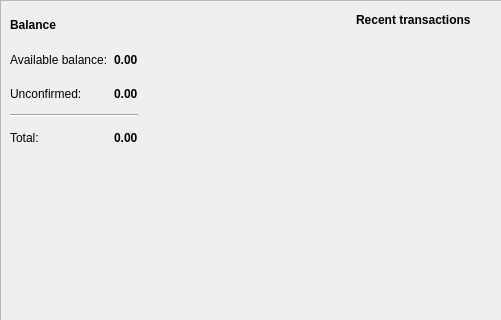
pluracoin/pluracoin-gui-wallet, file src/gui/ui/overviewframe.ui: the form before one commit; both pictures show x 0 to 501 and y 0 to 320 of the 980 by 590 pixel window.
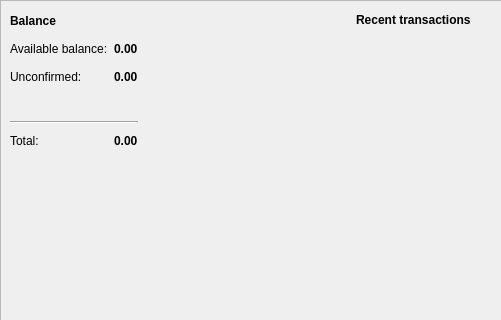
The form after the commit.

The edit to the form file:
```diff
--- a/src/gui/ui/overviewframe.ui
+++ b/src/gui/ui/overviewframe.ui
@@ -62,41 +62,15 @@
       <enum>QFrame::Raised</enum>
      </property>
      <layout class="QGridLayout" name="gridLayout_2">
-      <item row="4" column="1">
-       <widget class="QLabel" name="m_totalBalanceLabel">
-        <property name="font">
-         <font>
-          <weight>75</weight>
-          <bold>true</bold>
-         </font>
-        </property>
+      <item row="4" column="2">
+       <widget class="QLabel" name="m_tickerLabel4">
         <property name="text">
-         <string notr="true">0.00</string>
+         <string/>
         </property>
        </widget>
       </item>
-      <item row="1" column="1">
-       <widget class="QLabel" name="m_actualBalanceLabel">
-        <property name="font">
-         <font>
-          <weight>75</weight>
-          <bold>true</bold>
-         </font>
-        </property>
-        <property name="text">
-         <string notr="true">0.00</string>
-        </property>
-       </widget>
-      </item>
-      <item row="4" column="0">
-       <widget class="QLabel" name="label_6">
-        <property name="text">
-         <string>Total:</string>
-        </property>
-       </widget>
-      </item>
-      <item row="1" column="2">
-       <widget class="QLabel" name="m_tickerLabel1">
+      <item row="6" column="2">
+       <widget class="QLabel" name="m_tickerLabel3">
         <property name="text">
          <string notr="true"/>
         </property>
@@ -115,29 +89,22 @@
         </property>
        </widget>
       </item>
-      <item row="2" column="0">
+      <item row="3" column="0">
        <widget class="QLabel" name="label_4">
         <property name="text">
          <string>Unconfirmed:</string>
         </property>
        </widget>
       </item>
-      <item row="1" column="0">
-       <widget class="QLabel" name="label_2">
+      <item row="1" column="2">
+       <widget class="QLabel" name="m_tickerLabel1">
         <property name="text">
-         <string>Available balance:</string>
+         <string notr="true"/>
         </property>
        </widget>
       </item>
-      <item row="3" column="0" colspan="2">
-       <widget class="Line" name="line">
-        <property name="orientation">
-         <enum>Qt::Horizontal</enum>
-        </property>
-       </widget>
-      </item>
-      <item row="2" column="1">
-       <widget class="QLabel" name="m_pendingBalanceLabel">
+      <item row="1" column="1">
+       <widget class="QLabel" name="m_actualBalanceLabel">
         <property name="font">
          <font>
           <weight>75</weight>
@@ -149,21 +116,7 @@
         </property>
        </widget>
       </item>
-      <item row="4" column="2">
-       <widget class="QLabel" name="m_tickerLabel3">
-        <property name="text">
-         <string notr="true"/>
-        </property>
-       </widget>
-      </item>
-      <item row="2" column="2">
-       <widget class="QLabel" name="m_tickerLabel2">
-        <property name="text">
-         <string notr="true"/>
-        </property>
-       </widget>
-      </item>
-      <item row="2" column="3">
+      <item row="3" column="3">
        <spacer name="horizontalSpacer_2">
         <property name="orientation">
          <enum>Qt::Horizontal</enum>
@@ -176,6 +129,60 @@
         </property>
        </spacer>
       </item>
+      <item row="3" column="1">
+       <widget class="QLabel" name="m_pendingBalanceLabel">
+        <property name="font">
+         <font>
+          <weight>75</weight>
+          <bold>true</bold>
+         </font>
+        </property>
+        <property name="text">
+         <string notr="true">0.00</string>
+        </property>
+       </widget>
+      </item>
+      <item row="3" column="2">
+       <widget class="QLabel" name="m_tickerLabel2">
+        <property name="text">
+         <string notr="true"/>
+        </property>
+       </widget>
+      </item>
+      <item row="1" column="0">
+       <widget class="QLabel" name="label_2">
+        <property name="text">
+         <string>Available balance:</string>
+        </property>
+       </widget>
+      </item>
+      <item row="6" column="1">
+       <widget class="QLabel" name="m_totalBalanceLabel">
+        <property name="font">
+         <font>
+          <weight>75</weight>
+          <bold>true</bold>
+         </font>
+        </property>
+        <property name="text">
+         <string notr="true">0.00</string>
+        </property>
+       </widget>
+      </item>
+      <item row="6" column="0">
+       <widget class="QLabel" name="label_6">
+        <property name="text">
+         <string>Total:</string>
+        </property>
+       </widget>
+      </item>
+      <item row="5" column="0" colspan="2">
+       <widget class="Line" name="line">
+        <property name="orientation">
+         <enum>Qt::Horizontal</enum>
+        </property>
+       </widget>
+      </item>
      </layout>
     </widget>
    </item>
```
